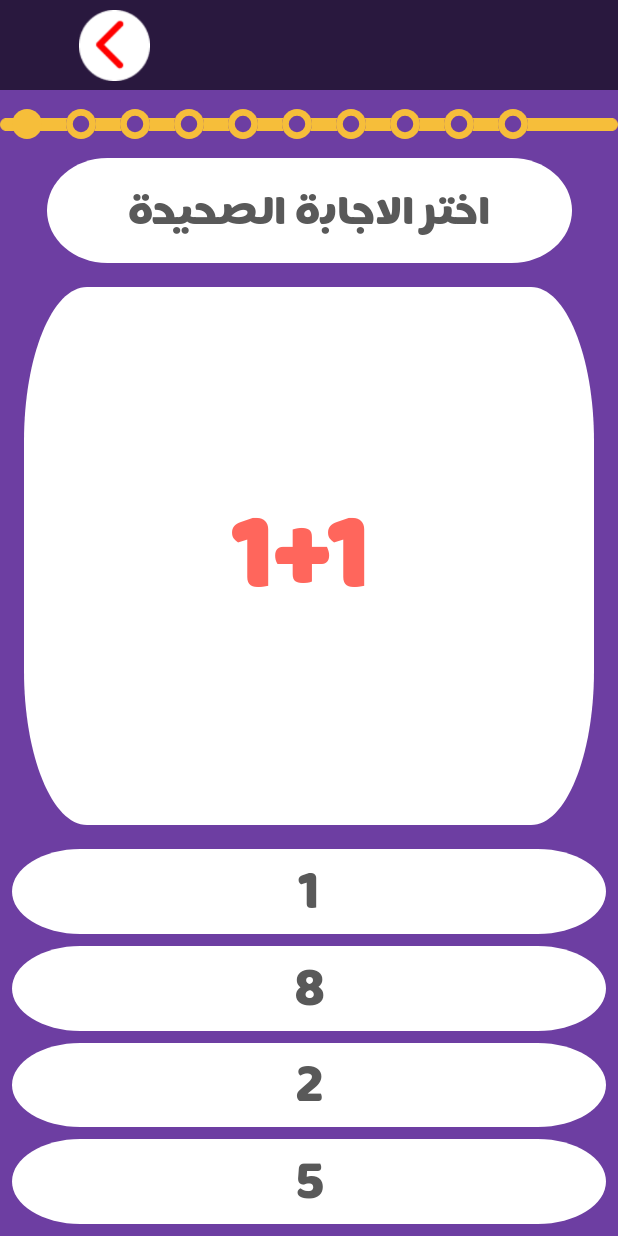
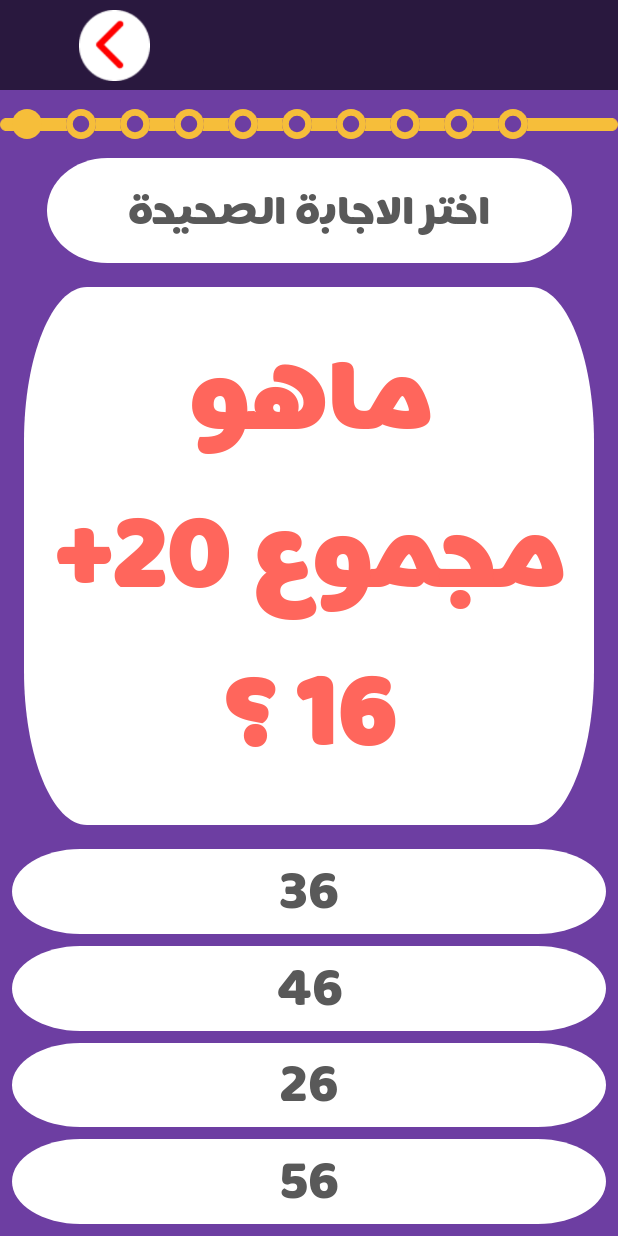
Before and after one commit to dzBrackets/madrsti, an Android app: the screen it shows after launch (numbers_activity), after a tap on an icon or button, on a phone screen of 412 x 824 dp. Run offline under Robolectric (Android 15) with nearby library versions, the phone set to English and light mode, and no system bars.

Commit message:
virtual database

```diff
--- a/app/src/main/java/com/example/madrsti/data.java
+++ b/app/src/main/java/com/example/madrsti/data.java
@@ -9,7 +9,7 @@ public class data {
   public String[] responds;
   public String path=null;
   public int correctAnswer=-1;
-public String optionalQst=null;
+  public String optionalQst=null;
 
 
     public void fillType1(String Question,String[] Responds,int CorrectAnswer){
--- a/app/src/main/java/com/example/madrsti/database.java
+++ b/app/src/main/java/com/example/madrsti/database.java
@@ -1,9 +1,9 @@
 package com.example.madrsti;
 
 public class database {
-    /*
-    static data math[]= new data[10];
-    static data arab[]= new data[10];
+
+    static data[] math= new data[10];
+    static data arabic[]= new data[10];
     static data science[]= new data[10];
     static data animal[]= new data[10];
     public database(){
@@ -12,21 +12,71 @@ public class database {
         loadScienceData();
         loadAnimalData();
     }
-void loadScienceData(){
+
+    void initdata(data[] Data){ //array initialization
+        for (int i = 0; i < Data.length; i++) {
+            Data[i]=new data();
+        }
+    }
+    void loadMathData(){
+        initdata(math);
+        math[0].fillType1("ماهو مجموع 20+ 16 ؟", new String[]{"36","46","26","56"},1);
+        math[1].fillType1("ما هو العدد الذي يلي مباشرة 76 ؟", new String[]{"75","77","78","74"},2);
+        math[2].fillType1("ماهو العدد الأكبر من 26 ؟", new String[]{"25","27","21","24"},2);
+        math[3].fillType1("ماهو العدد الذي يسبق مباشرة 34 ؟", new String[]{"33","32","35","36"},1);
+        math[4].fillType1("ماهي مساحة المستطيل ؟", new String[]{"طول الضلع * 4","القاعدة * الارتفاع","الطول*العرض","(الطول+العرض)*2"},3);
+        math[5].fillType1("ما هو العدد الذي يلي مباشرة 45 ؟ ", new String[]{"44","43","47","46"},4);
+        math[6].fillType1("ماهو مجموع 6+5 ؟ ", new String[]{"65","56","10","11"},4);
+        math[7].fillType1("ماهو العدد الأصغر من 90 ؟ ", new String[]{"99","70","91","92"},2);
+        math[8].fillType1("كم يساوي المتر بالسنتيمتر ؟", new String[]{"10","60","100","1000"},3);
+        math[9].fillType1("ماهي عملية الحصر الصّحيحة ؟", new String[]{"14>12>9","8>7>11","20>19>32","0>1>2"},1);
+
+    }
+    void loadArabicData(){
         //type1
-    science[0].fillType1();
-    science[1].fillType1();
-    science[2].fillType1();
-.........
+
+    }
+    void loadScienceData(){
+        //type1
+
+    }
+    void loadAnimalData(){
+        //type1
+
     }
 
-    void loadMathData(){
-        for(int i =0 ;i<10;i++){
-            int x=(int)Math.random()*10;
-            int y=(int)Math.random()*10;
-int resp
-            math[i].fillType1(x+y+"",[x+y,,,]);
-        }
+
+    //Setters & Getters
+
+    public static data[] getMath() {
+        return math;
     }
-*/
+
+    public static void setMath(data[] math) {
+        database.math = math;
+    }
+
+    public static data[] getArabic() {
+        return arabic;
+    }
+
+    public static void setArabic(data[] arabic) {
+        database.arabic = arabic;
+    }
+
+    public static data[] getScience() {
+        return science;
+    }
+
+    public static void setScience(data[] science) {
+        database.science = science;
+    }
+
+    public static data[] getAnimal() {
+        return animal;
+    }
+
+    public static void setAnimal(data[] animal) {
+        database.animal = animal;
+    }
 }
--- a/app/src/main/java/com/example/madrsti/numbers_activity.java
+++ b/app/src/main/java/com/example/madrsti/numbers_activity.java
@@ -11,6 +11,8 @@ import android.widget.TextView;
 public class numbers_activity extends AppCompatActivity {
 
     static String DEFAULT_HOW_ANS="اختر الاجابة الصحيحة";
+
+    database db=new database();
 
     //Module name
     String module=MainActivity.module;
@@ -56,21 +58,22 @@ TextView button1,button2,button3,button4;
 
 
 //FilData=[{Type:A,question:"1+1",resp:[2,3,1,4],imgPath:null},...,{Type:A,question:"1+1",resp:[2,3,1,4],imgPath:null}]
-        for(int i = 0; i<filData.length; i++)
+        /*for(int i = 0; i<filData.length; i++)
             filData[i]=new data();
 
-        filData[0].fillType1("1+1 ", new String[]{"1","8","2","5"},2);
-        filData[1].fillType1("1+1 ", new String[]{"1","8","2","5"},2);
-        filData[2].fillType1(" كم عدد زوايا المثلث", new String[]{"180","8","2","5"},2);
-        filData[3].fillType1("1+1 ", new String[]{"1","8","2","5"},2);
-        filData[4].fillType2("bird", new String[]{"عينان","عينون","عيون","عين"},2,"كم عدد اعين هذا المخلوق");
-        filData[5].fillType1("شحال دير البطاطا ", new String[]{"150دج","8دج","2دج","5دج"},2,"بالكيلو غرام يا احمق");
-        filData[6].fillType1("سؤال اخر ", new String[]{"1","8","2","5"},2);
-        filData[7].fillType1("سؤال ما ", new String[]{"3","8","2","5"},2);
-        filData[8].fillType1("1+1 ", new String[]{"8","8","2","5"},2);
-        filData[9].fillType1("1+1 ", new String[]{"4","8","2","1"},2);
-
-
+        filData[0].fillType1("ماهو مجموع 20+ 16 ؟", new String[]{"36","46","26","56"},1);
+        filData[1].fillType1("ما هو العدد الذي يلي مباشرة 76 ؟", new String[]{"75","77","78","74"},2);
+        filData[2].fillType1("ماهو العدد الأكبر من 26 ؟", new String[]{"25","27","21","24"},2);
+        filData[3].fillType1("ماهو العدد الذي يسبق مباشرة 34 ؟", new String[]{"33","32","35","36"},1);
+        filData[4].fillType1("ماهي مساحة المستطيل ؟", new String[]{"طول الضلع * 4","القاعدة * الارتفاع","الطول*العرض","(الطول+العرض)*2"},3);
+        filData[5].fillType1("ما هو العدد الذي يلي مباشرة 45 ؟ ", new String[]{"44","43","47","46"},4);
+        filData[6].fillType1("ماهو مجموع 6+5 ؟ ", new String[]{"65","56","10","11"},4);
+        filData[7].fillType1("ماهو العدد الأصغر من 90 ؟ ", new String[]{"99","70","91","92"},2);
+        filData[8].fillType1("كم يساوي المتر بالسنتيمتر ؟", new String[]{"10","60","100","1000"},3);
+        filData[9].fillType1("ماهي عملية الحصر الصّحيحة ؟", new String[]{"14>12>9","8>7>11","20>19>32","0>1>2"},1);
+*/
+        db.loadMathData();
+        filData=db.getMath();
         renderStage();
     }
 void initInstances(){
```
